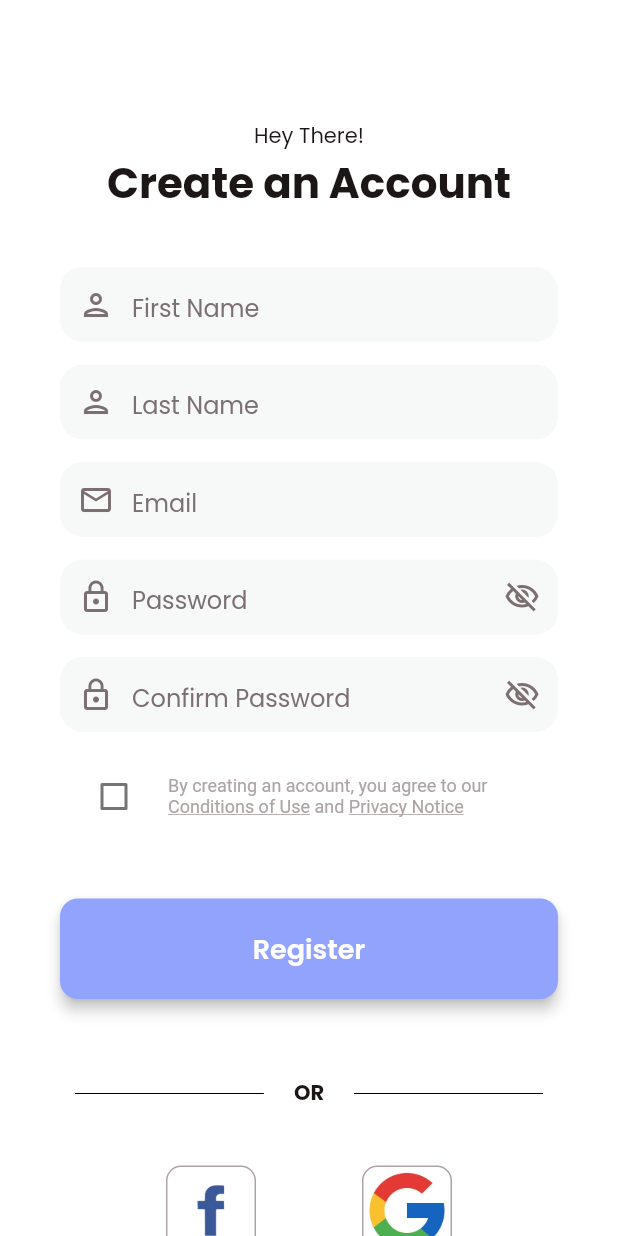
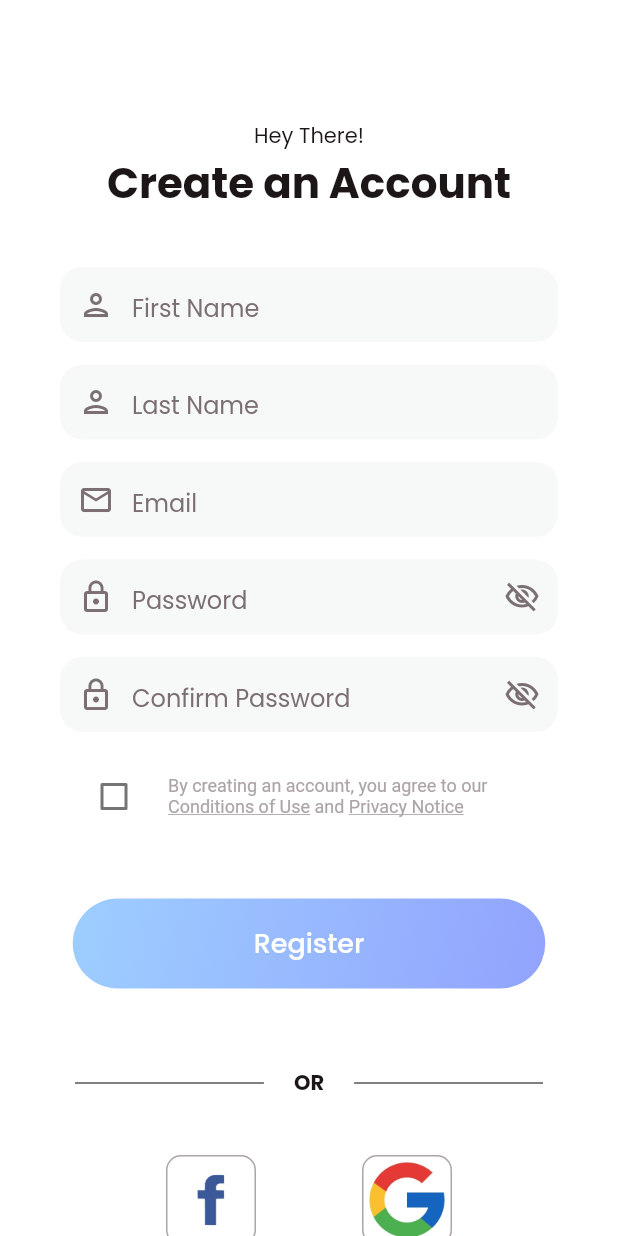
Before and after one commit to AdamAmirah/Dermora, a Flutter app: the RegisterScreen screen opened directly, on a phone screen of 412 x 824 dp. Run offline on Flutter 3.47's test engine with Material 2 defaults, Android fonts, the phone set to English and light mode, and no system bars; our stand-ins replace google_fonts, material_design_icons_flutter.

Commit message:
edited auth

```diff
--- a/frontenddermora/lib/screens/auth/register.dart
+++ b/frontenddermora/lib/screens/auth/register.dart
@@ -2,6 +2,8 @@ import 'package:flutter/material.dart';
 import 'package:flutter/services.dart';
 import 'package:google_fonts/google_fonts.dart';
 import 'package:frontenddermora/screens/auth/login.dart';
+
+import '../primary_questions/intro.dart';
 
 class RegisterScreen extends StatefulWidget {
   const RegisterScreen({Key? key}) : super(key: key);
@@ -254,6 +256,57 @@ class _RegisterScreenState extends State<RegisterScreen> {
 
   Widget _buildRegisterBtn() {
     return Container(
+      child: Padding(
+        padding: EdgeInsets.symmetric(vertical: 25.0),
+        child: Container(
+          decoration: BoxDecoration(
+            gradient: LinearGradient(
+              begin: Alignment.topLeft,
+              end: Alignment.bottomRight,
+              stops: [0.0, 1.0],
+              colors: [
+                Color(0xFF9DCEFF),
+                Color(0XFF92A3FD),
+              ],
+            ),
+            color: Colors.deepPurple.shade300,
+            borderRadius: BorderRadius.circular(99),
+          ),
+          child: ElevatedButton(
+            style: ButtonStyle(
+              shape: MaterialStateProperty.all<RoundedRectangleBorder>(
+                RoundedRectangleBorder(
+                  borderRadius: BorderRadius.circular(99.0),
+                ),
+              ),
+              minimumSize: MaterialStateProperty.all(Size(315, 60)),
+              backgroundColor: MaterialStateProperty.all(Colors.transparent),
+              // elevation: MaterialStateProperty.all(3),
+              shadowColor: MaterialStateProperty.all(Colors.transparent),
+            ),
+            onPressed: () {
+              Navigator.push(
+                context,
+                MaterialPageRoute(
+                    builder: (context) => const PrimaryQuestionsScreen()),
+              );
+            },
+            child: Padding(
+              padding: const EdgeInsets.only(
+                top: 10,
+                bottom: 10,
+              ),
+              child: Text('Register',
+                  style: GoogleFonts.poppins(
+                    color: Color(0xFFFFFFFF),
+                    fontSize: 18.0,
+                  )),
+            ),
+          ),
+        ),
+      ),
+    );
+    /*return Container(
       padding: EdgeInsets.symmetric(vertical: 25.0),
       width: double.infinity,
       child: RaisedButton(
@@ -271,7 +324,7 @@ class _RegisterScreenState extends State<RegisterScreen> {
               fontWeight: FontWeight.w600,
             )),
       ),
-    );
+    );*/
   }
 
   Widget _buildSignUpWithText() {
```
Also changed, not shown: frontenddermora/lib/screens/auth/login.dart (+36 -10 lines), frontenddermora/pubspec.lock.
